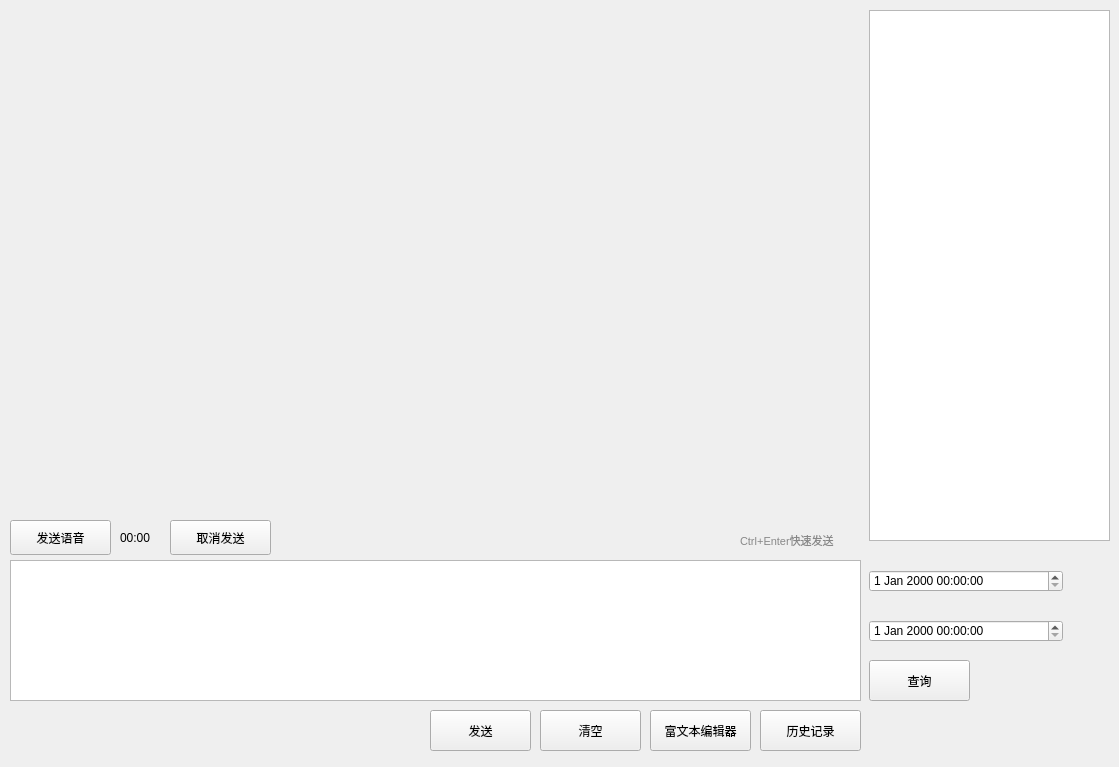
First picture: the form in client/chatWindow/chatWindowNew.ui, repository A-Yu-cn/sqq, before the edit.
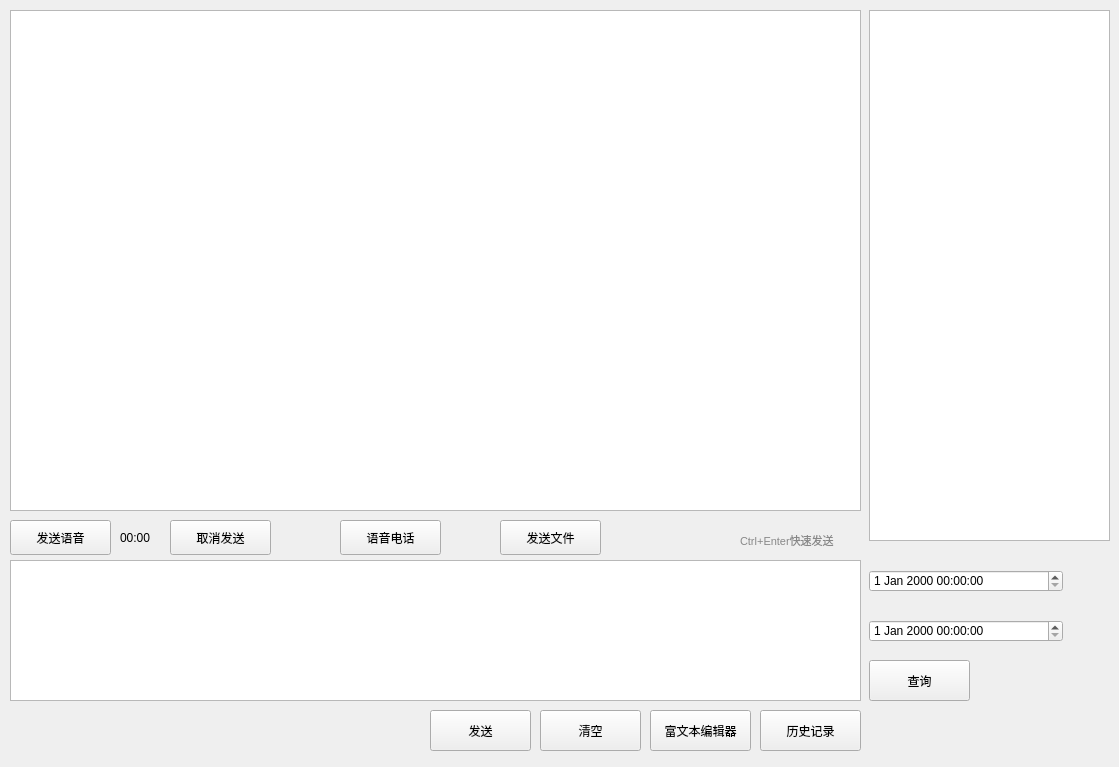
Second picture: the form after the edit.

Commit message: 聊天窗口完善 实现文件上传和查询逻辑

The edit to the form file:
```diff
--- a/client/chatWindow/chatWindowNew.ui
+++ b/client/chatWindow/chatWindowNew.ui
@@ -13,6 +13,16 @@
   <property name="windowTitle">
    <string>Form</string>
   </property>
+  <widget class="QTextBrowser" name="messageTextBrowser">
+   <property name="geometry">
+    <rect>
+     <x>10</x>
+     <y>10</y>
+     <width>851</width>
+     <height>501</height>
+    </rect>
+   </property>
+  </widget>
   <widget class="QTextEdit" name="textEdit">
    <property name="geometry">
     <rect>
@@ -191,6 +201,58 @@
     <string>取消发送</string>
    </property>
   </widget>
+  <widget class="QPushButton" name="fileButton">
+   <property name="geometry">
+    <rect>
+     <x>500</x>
+     <y>520</y>
+     <width>101</width>
+     <height>35</height>
+    </rect>
+   </property>
+   <property name="text">
+    <string>发送文件</string>
+   </property>
+  </widget>
+  <widget class="QPushButton" name="phoneButton">
+   <property name="geometry">
+    <rect>
+     <x>340</x>
+     <y>520</y>
+     <width>101</width>
+     <height>35</height>
+    </rect>
+   </property>
+   <property name="text">
+    <string>语音电话</string>
+   </property>
+  </widget>
+  <widget class="QLabel" name="phoneLabel">
+   <property name="geometry">
+    <rect>
+     <x>305</x>
+     <y>520</y>
+     <width>31</width>
+     <height>31</height>
+    </rect>
+   </property>
+   <property name="text">
+    <string/>
+   </property>
+  </widget>
+  <widget class="QLabel" name="fileLabel">
+   <property name="geometry">
+    <rect>
+     <x>465</x>
+     <y>520</y>
+     <width>31</width>
+     <height>31</height>
+    </rect>
+   </property>
+   <property name="text">
+    <string/>
+   </property>
+  </widget>
  </widget>
  <resources/>
  <connections/>
```
The commit also changes 5 other files.
